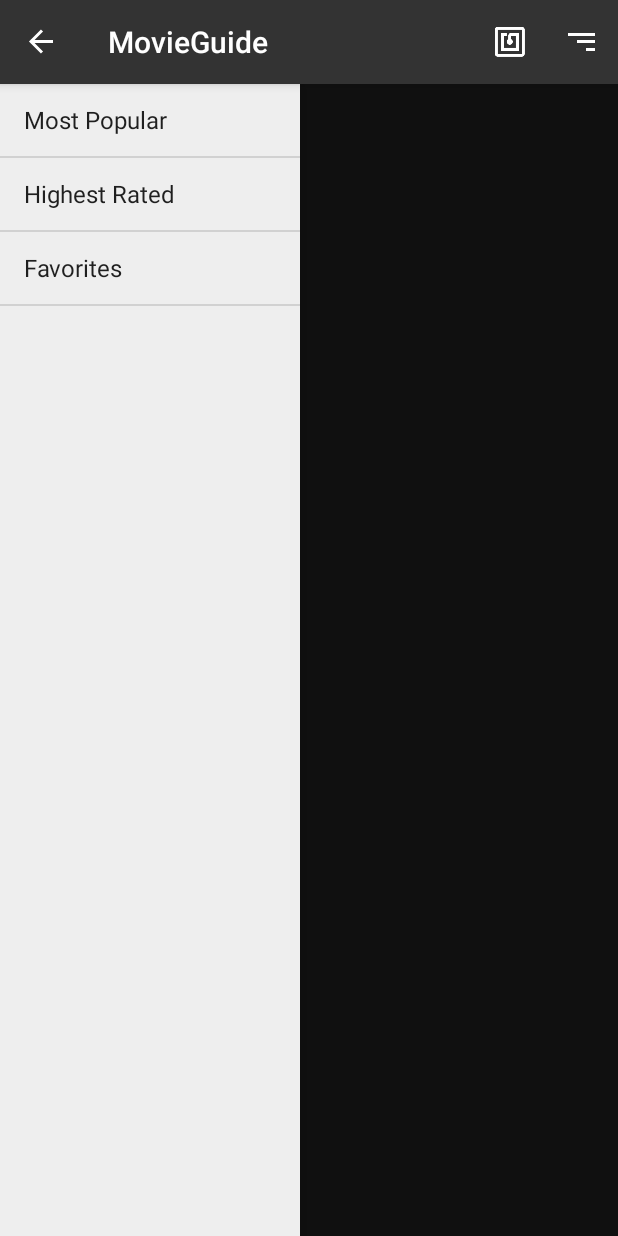
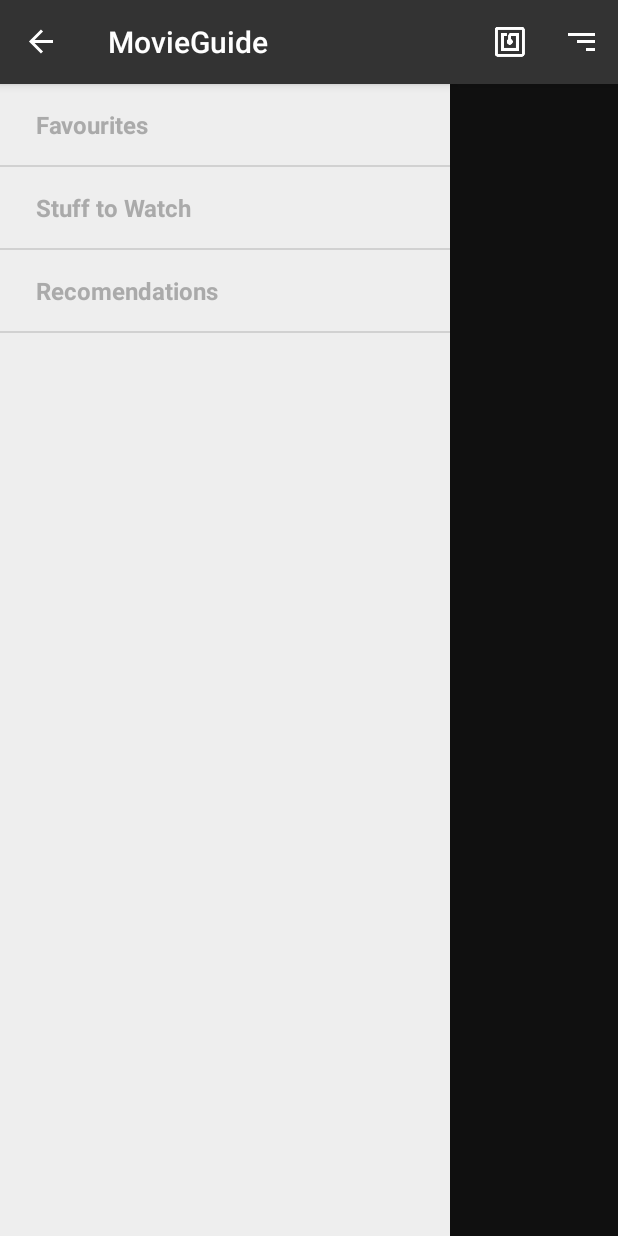
Before and after one commit to iistyler/Movie-and-TV-Guide, an Android app: the screen it shows after launch (MoviesListingActivity), with the side drawer open, on a phone screen of 412 x 824 dp. Run offline under Robolectric (Android 15) with nearby library versions, the phone set to English and light mode, and no system bars; our stand-ins replace ButterKnife, Dagger/Hilt's generated code; libraries missing offline, so code that uses them is left out: android.support.v7, rx.android.schedulers, rx.functions, rx.schedulers; pictures from the network do not load; 3 statements that could not run were skipped.

Commit message:
Completed feature #2983

```diff
--- a/app/src/main/java/com/esoxjem/movieguide/listing/MoviesListingActivity.java
+++ b/app/src/main/java/com/esoxjem/movieguide/listing/MoviesListingActivity.java
@@ -12,7 +12,7 @@ import android.view.Menu;
 import android.view.MenuItem;
 import android.widget.AdapterView;
 import android.widget.ArrayAdapter;
-import android.widget.ListView;
+import android.widget.ExpandableListView;
 import android.widget.Toast;
 
 import com.esoxjem.movieguide.NFC;
@@ -22,14 +22,22 @@ import com.esoxjem.movieguide.details.MovieDetailsActivity;
 import com.esoxjem.movieguide.details.MovieDetailsFragment;
 import com.esoxjem.movieguide.Movie;
 
+import java.util.ArrayList;
+import java.util.HashMap;
+import java.util.List;
+
 public class MoviesListingActivity extends AppCompatActivity implements MoviesListingFragment.Callback
 {
     public static final String DETAILS_FRAGMENT = "DetailsFragment";
     private boolean twoPaneMode;
-    private ListView mDrawerList;
+    private ExpandableListView mDrawerList;
+    private MoviesListingDrawerAdapter listAdapter;
     private ArrayAdapter<String> mAdapter;
     private ActionBarDrawerToggle mDrawerToggle;
     private DrawerLayout mDrawerLayout;
+
+    private List<String> categoryStrings;
+    private HashMap<String, List<String>> categoryItems;
 
 
     @Override
@@ -39,7 +47,7 @@ public class MoviesListingActivity extends AppCompatActivity implements MoviesLi
         setContentView(R.layout.activity_main);
         setToolbar();
 
-        mDrawerList = (ListView)findViewById(R.id.navList);
+        mDrawerList = (ExpandableListView)findViewById(R.id.navList);
         mDrawerLayout = (DrawerLayout)findViewById(R.id.drawer_layout);
         addDrawerItems();
         setupDrawer();
@@ -65,19 +73,71 @@ public class MoviesListingActivity extends AppCompatActivity implements MoviesLi
 
     private void addDrawerItems()
     {
-        String[] osArray = { "Most Popular", "Highest Rated", "Favorites"};
-        mAdapter = new ArrayAdapter<String>(this, android.R.layout.simple_list_item_1, osArray);
-        mDrawerList.setAdapter(mAdapter);
+        //String[] osArray = { "Most Popular", "Highest Rated", "Favorites"};
+        //mAdapter = new ArrayAdapter<String>(this, android.R.layout.simple_list_item_1, osArray);
+        categoryStrings = new ArrayList<>();
+        categoryItems = new HashMap<String, List<String>>();
 
-        mDrawerList.setOnItemClickListener(new AdapterView.OnItemClickListener() {
-            @Override
-            public void onItemClick(AdapterView<?> parent, View view, int position, long id) {
-                Toast.makeText(MoviesListingActivity.this, "Button Event", Toast.LENGTH_SHORT).show();
-            }
-        });
+        categoryStrings.add("Favourites");
+        categoryStrings.add("Stuff to Watch");
+        categoryStrings.add("Recomendations");
+
+        List<String> options = new ArrayList<>();
+        options.add("+ Add");
+        options.add("- Delete");
+
+        categoryItems.put(categoryStrings.get(0), options);
+        categoryItems.put(categoryStrings.get(1), null);
+        categoryItems.put(categoryStrings.get(2), null);
+
+        listAdapter = new MoviesListingDrawerAdapter(this, categoryStrings, categoryItems, mDrawerList);
     }
 
     private void setupDrawer() {
+
+        mDrawerList.setAdapter(listAdapter);
+
+        mDrawerList.setOnGroupClickListener(new ExpandableListView.OnGroupClickListener() {
+
+            @Override
+            public boolean onGroupClick(ExpandableListView parent, View view, int groupPosition, long id) {
+                if (groupPosition != 0)
+                    return true;
+
+                return false;
+            }
+
+        });
+
+        mDrawerList.setOnGroupExpandListener(new ExpandableListView.OnGroupExpandListener() {
+
+            @Override
+            public void onGroupExpand(int groupPosition) {
+                Toast.makeText(getApplicationContext(), categoryStrings.get(groupPosition) + " Expanded", Toast.LENGTH_SHORT).show();
+            }
+
+        });
+
+        mDrawerList.setOnGroupCollapseListener(new ExpandableListView.OnGroupCollapseListener() {
+
+            @Override
+            public void onGroupCollapse(int groupPosition) {
+                Toast.makeText(getApplicationContext(), categoryStrings.get(groupPosition) + " Collapsed", Toast.LENGTH_SHORT).show();
+            }
+
+        });
+
+        mDrawerList.setOnChildClickListener(new ExpandableListView.OnChildClickListener() {
+
+            @Override
+            public boolean onChildClick(ExpandableListView parent, View view, int groupPosition, int childPosition, long id) {
+                Toast.makeText(getApplicationContext(), categoryStrings.get(groupPosition) + " : " +
+                        categoryItems.get(categoryStrings.get(groupPosition)).get(childPosition), Toast.LENGTH_SHORT).show();
+                return false;
+            }
+
+        });
+
         mDrawerToggle = new ActionBarDrawerToggle(this, mDrawerLayout,R.string.drawer_open, R.string.drawer_close) {
 
             public void onDrawerOpened(View drawerView) {
--- /dev/null
+++ b/app/src/main/java/com/esoxjem/movieguide/listing/MoviesListingDrawerAdapter.java
@@ -0,0 +1,120 @@
+package com.esoxjem.movieguide.listing;
+
+import android.content.Context;
+import android.graphics.Typeface;
+import android.view.LayoutInflater;
+import android.view.View;
+import android.view.ViewGroup;
+import android.widget.BaseExpandableListAdapter;
+import android.widget.ExpandableListView;
+import android.widget.TextView;
+
+import com.esoxjem.movieguide.R;
+
+import java.util.HashMap;
+import java.util.List;
+
+/**
+ * Created by tylermclean on 2017-02-15.
+ */
+
+public class MoviesListingDrawerAdapter extends BaseExpandableListAdapter {
+
+    private Context context;
+    private List<String> categoryStrings;
+    private HashMap<String, List<String>> categoryItems;
+    private ExpandableListView listView;
+
+    public MoviesListingDrawerAdapter(Context context, List<String> categoryStrings, HashMap<String, List<String>> categoryItems, ExpandableListView listView) {
+        this.context = context;
+        this.categoryStrings = categoryStrings;
+        this.categoryItems = categoryItems;
+        this.listView = listView;
+    }
+
+    @Override
+    public int getGroupCount() {
+        try {
+            return this.categoryStrings.size();
+        } catch (NullPointerException e) {
+            e.printStackTrace();
+        }
+
+        return 0;
+    }
+
+    @Override
+    public int getChildrenCount(int i) {
+        try {
+            return this.categoryItems.get(this.categoryStrings.get(i)).size();
+        } catch (NullPointerException e) {
+            e.printStackTrace();
+        }
+
+        return 0;
+    }
+
+    @Override
+    public Object getGroup(int i) {
+        return this.categoryStrings.get(i);
+    }
+
+    @Override
+    public Object getChild(int i, int i1) {
+        return this.categoryItems.get(this.categoryStrings.get(i)).get(i1);
+    }
+
+    @Override
+    public long getGroupId(int i) {
+        return i;
+    }
+
+    @Override
+    public long getChildId(int i, int i1) {
+        return i1;
+    }
+
+    @Override
+    public boolean hasStableIds() {
+        return false;
+    }
+
+    @Override
+    public View getGroupView(int i, boolean b, View view, ViewGroup viewGroup) {
+        String headerTitle = (String) getGroup(i);
+
+        if (getChildrenCount(i) == 0)
+            listView.setGroupIndicator(null);
+
+        if (view == null) {
+            LayoutInflater infalInflater = (LayoutInflater) this.context.getSystemService(Context.LAYOUT_INFLATER_SERVICE);
+            view = infalInflater.inflate(R.layout.list_group, null);
+        }
+
+        TextView lblListHeader = (TextView) view.findViewById(R.id.lblListHeader);
+        lblListHeader.setTypeface(null, Typeface.BOLD);
+        lblListHeader.setText(headerTitle);
+
+        return view;
+    }
+
+    @Override
+    public View getChildView(int i, int i1, boolean b, View view, ViewGroup viewGroup) {
+        final String childText = (String) getChild(i, i1);
+
+        if (view == null) {
+            LayoutInflater infalInflater = (LayoutInflater) this.context.getSystemService(Context.LAYOUT_INFLATER_SERVICE);
+            view = infalInflater.inflate(R.layout.list_item, null);
+        }
+
+        TextView txtListChild = (TextView) view.findViewById(R.id.lblListItem);
+
+        txtListChild.setText(childText);
+        return view;
+    }
+
+    @Override
+    public boolean isChildSelectable(int i, int i1) {
+        return true;
+    }
+}
--- a/app/src/main/res/layout/activity_main.xml
+++ b/app/src/main/res/layout/activity_main.xml
@@ -22,12 +22,17 @@
             android:layout_height="match_parent"
             tools:layout="@layout/fragment_movies"/>
 
-        <ListView
+        <ExpandableListView
             android:id="@+id/navList"
-            android:layout_width="200dp"
+            android:layout_width="300dp"
             android:layout_height="match_parent"
             android:layout_gravity="left|start"
             android:background="#ffeeeeee"/>
+
+
+
+
+
     </android.support.v4.widget.DrawerLayout>
 
 </LinearLayout>
--- /dev/null
+++ b/app/src/main/res/layout/list_group.xml
@@ -0,0 +1,17 @@
+<?xml version="1.0" encoding="utf-8"?>
+<LinearLayout xmlns:android="http://schemas.android.com/apk/res/android"
+    android:orientation="vertical"
+    android:layout_width="fill_parent"
+    android:layout_height="wrap_content"
+    android:padding="16dp"
+    android:background="#ffeeeeee">
+
+    <TextView
+        android:id="@+id/lblListHeader"
+        android:layout_width="match_parent"
+        android:layout_height="wrap_content"
+        android:textAppearance="?android:attr/textAppearanceListItem"
+        android:paddingLeft="8dp"
+        android:textColor="@android:color/darker_gray" />
+
+</LinearLayout>
```
Also changed, not shown: app/src/main/res/layout/list_item.xml (added, +17 -0 lines), 1 other file.
